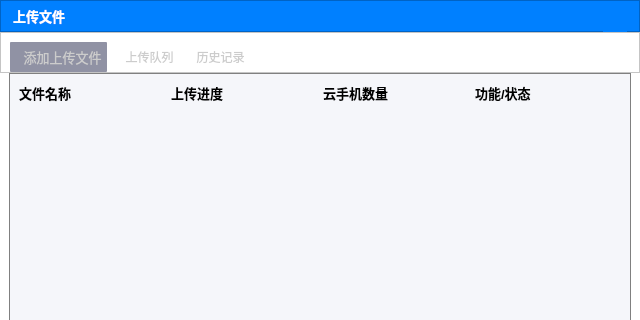
First picture: the form in uploadfiledialog.ui, repository ZhouMei20220810/TEST, before the edit; both pictures show x 0 to 640 and y 0 to 320 of the 640 by 488 pixel window.
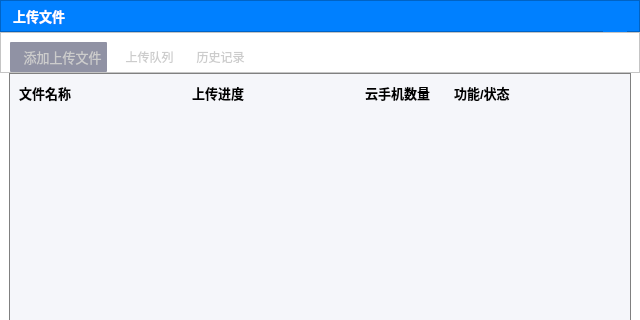
Second picture: the form after the edit. Icons and pictures are not drawn.

Commit message: queue item 显示布局不齐的问题

```diff
--- a/uploadfiledialog.ui
+++ b/uploadfiledialog.ui
@@ -951,7 +951,7 @@
             <property name="frameShadow">
              <enum>QFrame::Raised</enum>
             </property>
-            <layout class="QHBoxLayout" name="horizontalLayout_6">
+            <layout class="QHBoxLayout" name="horizontalLayout_6" stretch="2,2,1,2">
              <item>
               <widget class="QLabel" name="label_5">
                <property name="font">
```
The commit also changes 1 other file.
